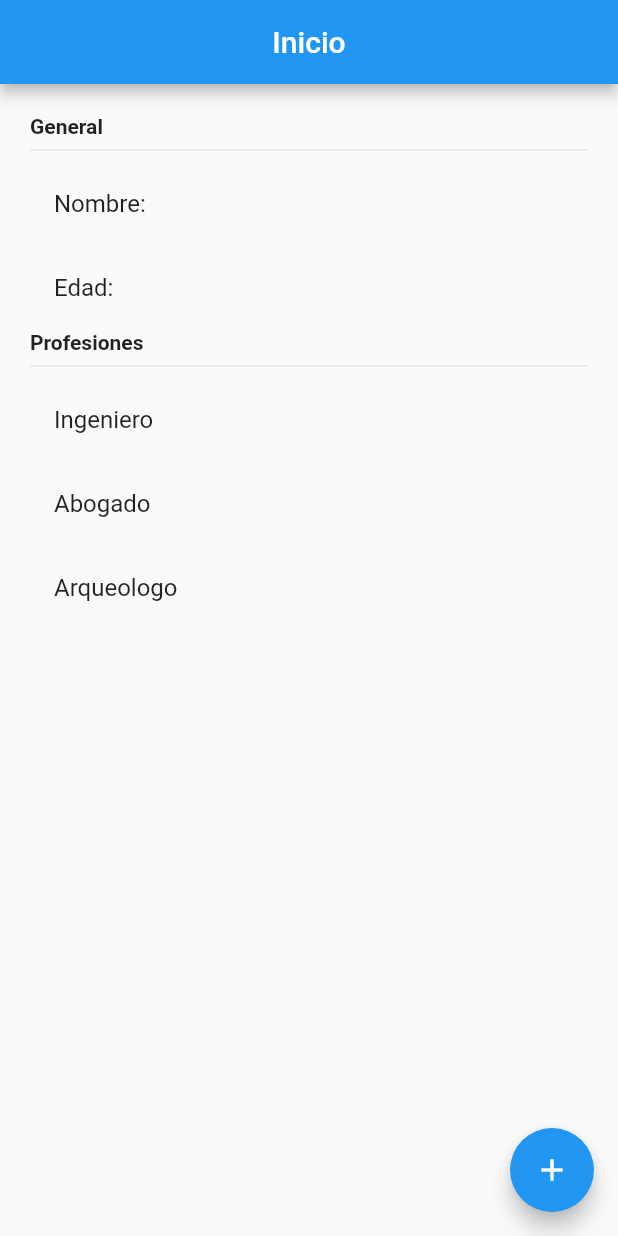
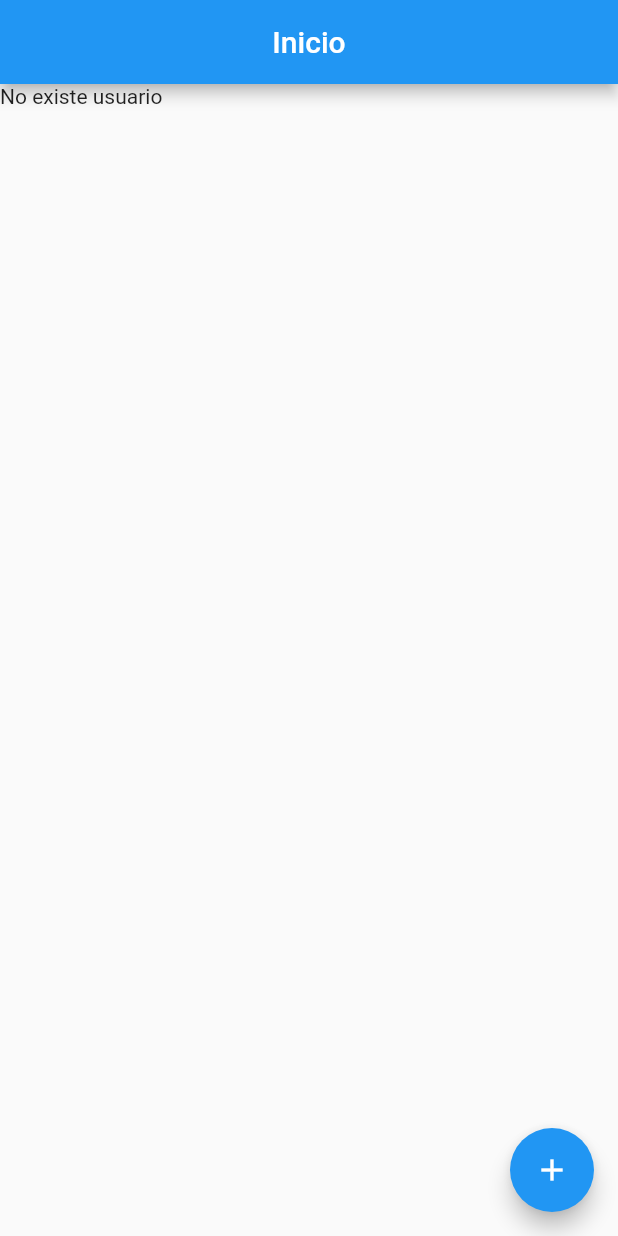
Before and after one commit to jorarmarfin/flutter_estados, a Flutter app: the screen it shows after launch, on a phone screen of 412 x 824 dp. Run offline on Flutter 3.47's test engine with Material 2 defaults, Android fonts, the phone set to English and light mode, and no system bars; accounts and stored records are empty.

Commit message:
Provider ok

```diff
--- a/lib/main.dart
+++ b/lib/main.dart
@@ -1,8 +1,30 @@
 import 'package:flutter/material.dart';
+import 'package:flutter_estados/providers/providers.dart';
 
 import 'screens/screens.dart';
 
-void main() => runApp(const MyApp());
+import 'package:provider/provider.dart';
+
+void main() {
+  runApp(const AppState());
+}
+
+class AppState extends StatelessWidget {
+  const AppState({Key? key}) : super(key: key);
+
+  @override
+  Widget build(BuildContext context) {
+    return MultiProvider(
+      providers: [
+        ChangeNotifierProvider(
+          lazy: false,
+          create: (_) => UsuarioProvider(),
+        ),
+      ],
+      child: const MyApp(),
+    );
+  }
+}
 
 class MyApp extends StatelessWidget {
   const MyApp({Key? key}) : super(key: key);
--- a/lib/models/usuario_model.dart
+++ b/lib/models/usuario_model.dart
@@ -1,7 +1,7 @@
 class UsuarioModel {
-  final String nombre;
-  final String edad;
-  final List<String> profesiones;
+  String nombre;
+  String edad;
+  List<String> profesiones;
 
   UsuarioModel(this.nombre, this.edad, this.profesiones);
 }
--- a/lib/providers/providers.dart
+++ b/lib/providers/providers.dart
@@ -0,0 +1 @@
+export 'package:flutter_estados/providers/usuario_provider.dart';
--- /dev/null
+++ b/lib/providers/usuario_provider.dart
@@ -0,0 +1,27 @@
+import 'package:flutter/material.dart';
+import 'package:flutter_estados/models/usuario_model.dart';
+
+class UsuarioProvider extends ChangeNotifier {
+  UsuarioModel? _usuario;
+
+  UsuarioModel? get usuario => _usuario;
+  bool get existeUsuario => (_usuario != null) ? true : false;
+
+  set usuario(UsuarioModel? user) {
+    _usuario = user;
+    notifyListeners();
+  }
+
+
+  // String get edad => _usuario!.edad;
+
+  // set edad(String value) {
+  //   _usuario?.edad = value;
+  //   notifyListeners();
+  // }
+
+
+
+
+
+}
--- a/lib/screens/contenido_screen.dart
+++ b/lib/screens/contenido_screen.dart
@@ -1,4 +1,7 @@
 import 'package:flutter/material.dart';
+import 'package:flutter_estados/models/models.dart';
+import 'package:flutter_estados/providers/usuario_provider.dart';
+import 'package:provider/provider.dart';
 
 class ContenidoScreen extends StatelessWidget {
   const ContenidoScreen({Key? key}) : super(key: key);
@@ -7,6 +10,8 @@ class ContenidoScreen extends StatelessWidget {
 
   @override
   Widget build(BuildContext context) {
+    final usuarioProvider =
+        Provider.of<UsuarioProvider>(context, listen: false);
     return Scaffold(
       appBar: AppBar(
         title: const Text('Contenido'),
@@ -17,7 +22,10 @@ class ContenidoScreen extends StatelessWidget {
           children: [
             MaterialButton(
               color: Colors.blue,
-              onPressed: () {},
+              onPressed: () {
+                final user = UsuarioModel('Luis', '42', ['Ing', 'Doc']);
+                usuarioProvider.usuario = user;
+              },
               child: const Text(
                 'Establecer usuario',
                 style: TextStyle(color: Colors.white),
@@ -25,7 +33,10 @@ class ContenidoScreen extends StatelessWidget {
             ),
             MaterialButton(
               color: Colors.blue,
-              onPressed: () {},
+              onPressed: () {
+                usuarioProvider.usuario?.edad = '30';
+                usuarioProvider.usuario = usuarioProvider.usuario;
+              },
               child: const Text(
                 'Cambiar Edad',
                 style: TextStyle(color: Colors.white),
--- a/lib/screens/home_screen.dart
+++ b/lib/screens/home_screen.dart
@@ -1,4 +1,7 @@
 import 'package:flutter/material.dart';
+import 'package:flutter_estados/models/usuario_model.dart';
+import 'package:flutter_estados/providers/usuario_provider.dart';
+import 'package:provider/provider.dart';
 
 class HomeScreen extends StatelessWidget {
   const HomeScreen({Key? key}) : super(key: key);
@@ -7,6 +10,7 @@ class HomeScreen extends StatelessWidget {
 
   @override
   Widget build(BuildContext context) {
+    final usuarioProvider = Provider.of<UsuarioProvider>(context);
     return Scaffold(
       appBar: AppBar(
         title: const Text('Inicio'),
@@ -17,40 +21,56 @@ class HomeScreen extends StatelessWidget {
           onPressed: () {
             Navigator.pushNamed(context, 'contenido');
           }),
-      body: Container(
+      body: usuarioProvider.existeUsuario
+          ? InformacionUsuario(
+              usuario: usuarioProvider.usuario as UsuarioModel,
+            )
+          : const Text('No existe usuario'),
+    );
+  }
+}
+
+class InformacionUsuario extends StatelessWidget {
+  const InformacionUsuario({
+    Key? key,
+    required this.usuario,
+  }) : super(key: key);
+  final UsuarioModel usuario;
+  @override
+  Widget build(BuildContext context) {
+    return Container(
         width: double.infinity,
         height: double.infinity,
         padding: const EdgeInsets.all(20.0),
         child: Column(
           crossAxisAlignment: CrossAxisAlignment.start,
-            children: const [
-              Text(
+          children: [
+            const Text(
               'General',
               style: TextStyle(fontWeight: FontWeight.bold),
             ),
-              Divider(),
+            const Divider(),
             ListTile(
-                title: Text('Nombre:'),
+              title: Text('Nombre: ${usuario.nombre}'),
             ),
             ListTile(
-                title: Text('Edad:'),
+              title: Text('Edad: ${usuario.edad}'),
             ),
-              Text(
+            const Text(
               'Profesiones',
               style: TextStyle(fontWeight: FontWeight.bold),
             ),
-              Divider(),
-              ListTile(
+            const Divider(),
+            const ListTile(
               title: Text('Ingeniero'),
             ),
-              ListTile(
+            const ListTile(
               title: Text('Abogado'),
             ),
-              ListTile(
+            const ListTile(
               title: Text('Arqueologo'),
             ),
           ],
-          )),
-    );
+        ));
   }
 }
--- a/pubspec.yaml
+++ b/pubspec.yaml
@@ -34,6 +34,7 @@ dependencies:
   # The following adds the Cupertino Icons font to your application.
   # Use with the CupertinoIcons class for iOS style icons.
   cupertino_icons: ^1.0.2
+  provider: ^6.0.3
 
 dev_dependencies:
   flutter_test:
```
Also changed, not shown: pubspec.lock. Lines whose indentation alone changed are shown as unchanged.
